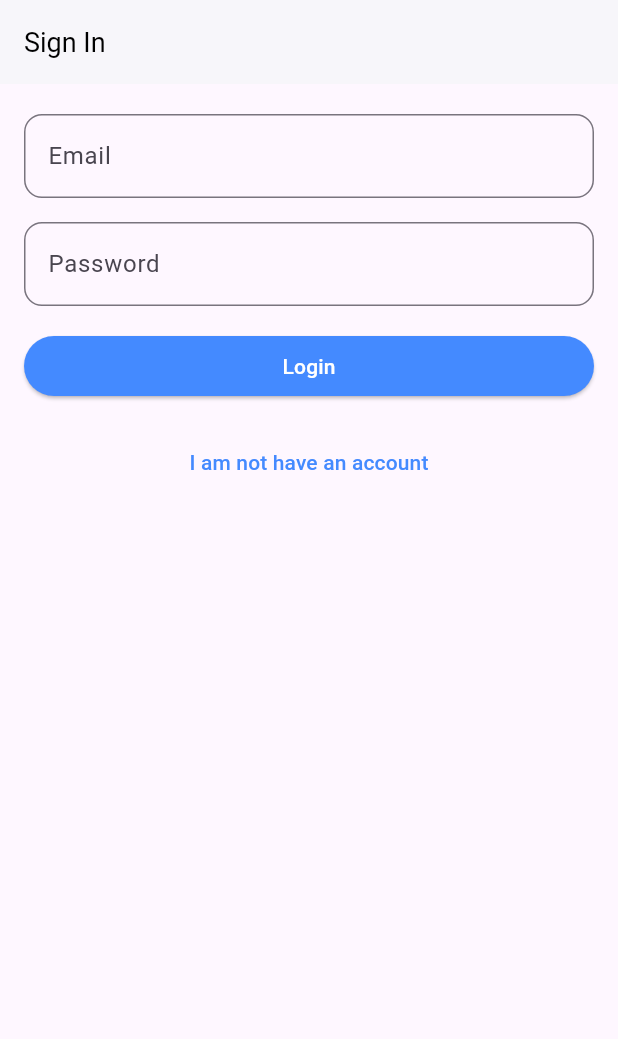
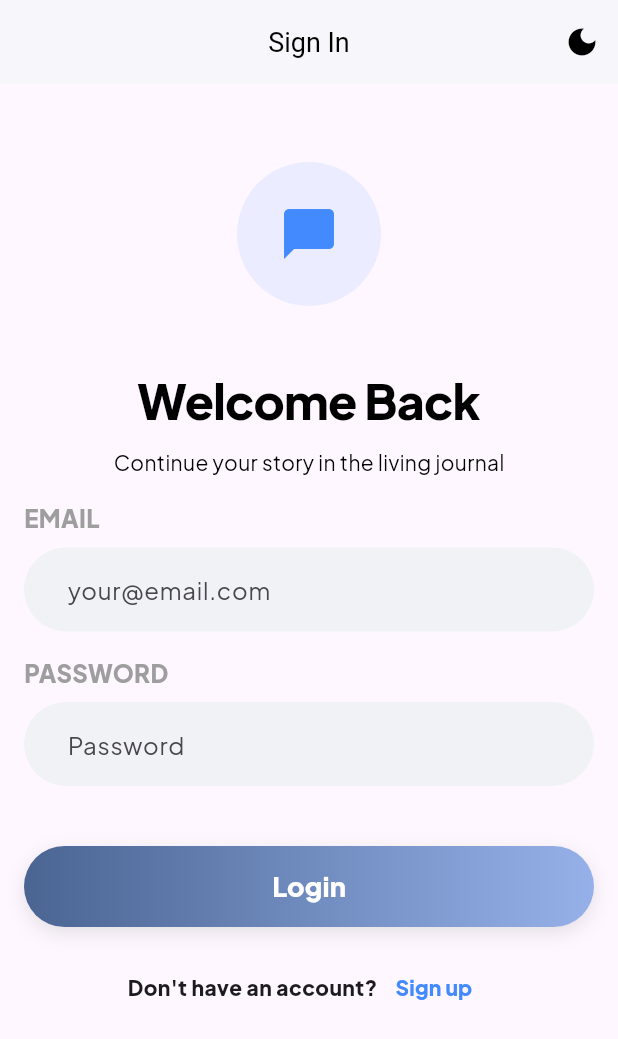
Before and after one commit to hieu555x/Chatify, a Flutter app: the screen it shows after launch, on a phone screen of 412 x 824 dp. Shown: the top 1039 px of the screen. Run offline on Flutter 3.47's test engine with Material 3 defaults, Android fonts, the phone set to English and light mode, and no system bars; our stand-ins replace flutter_bloc, flutter_local_notifications, google_fonts, image_picker, shared_preferences, supabase_flutter and 1 more; accounts and stored records are empty.

Commit message:
Revamp themes and login UI; add google_fonts

```diff
--- a/lib/constant.dart
+++ b/lib/constant.dart
@@ -1,4 +1,5 @@
 import 'package:flutter/material.dart';
+import 'package:google_fonts/google_fonts.dart';
 import 'package:supabase_flutter/supabase_flutter.dart';
 
 final supabase = Supabase.instance.client;
@@ -11,8 +12,15 @@ const formPadding = EdgeInsets.symmetric(vertical: 20, horizontal: 16);
 
 const unexpectedErrorMessage = "Unexpected error occurred";
 
+final buttonGradient = const LinearGradient(
+  colors: [Color(0xFF4A6592), Color(0xFF96B1E9)],
+  begin: Alignment.centerLeft,
+  end: Alignment.centerRight,
+);
+
 final lightTheme = ThemeData.light().copyWith(
   primaryColorDark: Colors.blueAccent,
+  textTheme: GoogleFonts.plusJakartaSansTextTheme(ThemeData.light().textTheme),
   appBarTheme: AppBarTheme(
     elevation: 1,
     backgroundColor: Colors.white,
@@ -30,16 +38,13 @@ final lightTheme = ThemeData.light().copyWith(
     ),
   ),
   inputDecorationTheme: InputDecorationTheme(
-    floatingLabelStyle: TextStyle(color: Colors.blueAccent),
+    filled: true,
+    fillColor: const Color(0xFFF0F2F5),
     border: OutlineInputBorder(
-      borderRadius: BorderRadius.circular(12),
-      borderSide: BorderSide(color: Colors.grey, width: 2),
+      borderRadius: BorderRadius.circular(30),
+      borderSide: BorderSide.none,
     ),
-    focusColor: Colors.blueAccent,
-    focusedBorder: OutlineInputBorder(
-      borderRadius: BorderRadius.circular(12),
-      borderSide: BorderSide(color: Colors.blueAccent, width: 2),
-    ),
+    contentPadding: const EdgeInsets.symmetric(horizontal: 25, vertical: 16),
   ),
 );
 
@@ -47,6 +52,8 @@ final darkTheme = ThemeData.dark().copyWith(
   scaffoldBackgroundColor: const Color(0xFF121212),
 
   primaryColor: Colors.blueAccent,
+
+  textTheme: GoogleFonts.plusJakartaSansTextTheme(ThemeData.dark().textTheme),
 
   appBarTheme: const AppBarTheme(
     elevation: 0,
@@ -77,19 +84,11 @@ final darkTheme = ThemeData.dark().copyWith(
   inputDecorationTheme: InputDecorationTheme(
     filled: true,
     fillColor: const Color(0xFF1E1E1E),
-    floatingLabelStyle: const TextStyle(color: Colors.blueAccent),
     border: OutlineInputBorder(
-      borderRadius: BorderRadius.circular(12),
-      borderSide: const BorderSide(color: Colors.grey, width: 1),
+      borderRadius: BorderRadius.circular(30),
+      borderSide: BorderSide.none,
     ),
-    enabledBorder: OutlineInputBorder(
-      borderRadius: BorderRadius.circular(12),
-      borderSide: const BorderSide(color: Colors.white10, width: 1),
-    ),
-    focusedBorder: OutlineInputBorder(
-      borderRadius: BorderRadius.circular(12),
-      borderSide: const BorderSide(color: Colors.blueAccent, width: 2),
-    ),
+    contentPadding: const EdgeInsets.symmetric(horizontal: 25, vertical: 16),
   ),
 );
 
--- a/lib/view/pages/login_page.dart
+++ b/lib/view/pages/login_page.dart
@@ -1,9 +1,11 @@
 import 'dart:async';
 
 import 'package:chattify/constant.dart';
+import 'package:chattify/cubit/theme/theme_cubit.dart';
 import 'package:chattify/view/pages/register_page.dart';
 import 'package:chattify/view/pages/rooms_page.dart';
 import 'package:flutter/material.dart';
+import 'package:flutter_bloc/flutter_bloc.dart';
 import 'package:supabase_flutter/supabase_flutter.dart';
 
 class LoginPage extends StatefulWidget {
@@ -77,35 +79,143 @@ class _LoginPageState extends State<LoginPage> {
   }
 
   Widget buildUI() {
+    final bool isDark = Theme.of(context).brightness == Brightness.dark;
     return Scaffold(
-      appBar: AppBar(title: Text('Sign In')),
-      body: ListView(
+      appBar: AppBar(
+        title: Text('Sign In'),
+        centerTitle: true,
+        actions: [
+          BlocBuilder<ThemeCubit, ThemeMode>(
+            builder: (context, themeMode) {
+              return IconButton(
+                onPressed: () => context.read<ThemeCubit>().toggleTheme(),
+                icon: Icon(isDark ? Icons.light_mode : Icons.dark_mode),
+              );
+            },
+          ),
+        ],
+      ),
+      body: SingleChildScrollView(
         padding: formPadding,
+        child: Column(
+          mainAxisAlignment: MainAxisAlignment.center,
           children: [
+            SizedBox(height: 32),
+            CircleAvatar(
+              radius: 48,
+              backgroundColor: Theme.of(context).primaryColor.withOpacity(0.1),
+              child: Icon(
+                Icons.chat_bubble,
+                size: 40,
+                color: Theme.of(context).primaryColor,
+              ),
+            ),
+            SizedBox(height: 40),
+            Text(
+              "Welcome Back",
+              style: TextStyle(
+                fontSize: 32,
+                color: isDark ? Colors.white : Colors.black,
+                fontWeight: FontWeight.w900,
+                letterSpacing: -0.5,
+              ),
+            ),
+            SizedBox(height: 8),
+            Text(
+              "Continue your story in the living journal",
+              style: TextStyle(color: isDark ? Colors.white : Colors.black),
+            ),
+            formSpacer,
+            Align(
+              alignment: Alignment.centerLeft,
+              child: Text(
+                "EMAIL",
+                style: TextStyle(
+                  fontSize: 16,
+                  color: isDark ? Colors.grey : Colors.grey,
+                  fontWeight: FontWeight.w900,
+                ),
+              ),
+            ),
+            SizedBox(height: 8),
             TextFormField(
               controller: emailController,
-            decoration: InputDecoration(labelText: 'Email'),
+              decoration: InputDecoration(hintText: 'your@email.com'),
               keyboardType: TextInputType.emailAddress,
             ),
             formSpacer,
+            Align(
+              alignment: Alignment.centerLeft,
+              child: Text(
+                "PASSWORD",
+                style: TextStyle(
+                  fontSize: 16,
+                  color: isDark ? Colors.grey : Colors.grey,
+                  fontWeight: FontWeight.w900,
+                ),
+              ),
+            ),
+            SizedBox(height: 8),
             TextFormField(
               controller: passwordController,
-            decoration: InputDecoration(labelText: 'Password'),
+              decoration: InputDecoration(hintText: 'Password'),
               obscureText: true,
             ),
-          formSpacer,
-          ElevatedButton(
+            SizedBox(height: 40),
+            Container(
+              width: double.infinity,
+              height: 54,
+              decoration: BoxDecoration(
+                gradient: buttonGradient,
+                borderRadius: BorderRadius.circular(30),
+                boxShadow: [
+                  BoxShadow(
+                    color: Colors.black.withOpacity(0.1),
+                    blurRadius: 10,
+                    offset: Offset(0, 4),
+                  ),
+                ],
+              ),
+              child: ElevatedButton(
                 onPressed: isLoading ? null : signIn,
-            child: Text('Login'),
+                style: ElevatedButton.styleFrom(
+                  backgroundColor: Colors.transparent,
+                  shadowColor: Colors.transparent,
+                  shape: RoundedRectangleBorder(
+                    borderRadius: BorderRadiusGeometry.circular(30),
+                  ),
+                ),
+                child: Text(
+                  'Login',
+                  style: TextStyle(
+                    fontSize: 18,
+                    fontWeight: FontWeight.w900,
+                    color: Colors.white,
+                  ),
+                ),
+              ),
             ),
             formSpacer,
+            Row(
+              mainAxisAlignment: MainAxisAlignment.center,
+              children: [
+                Text(
+                  'Don\'t have an account?',
+                  style: TextStyle(fontWeight: FontWeight.w900),
+                ),
                 TextButton(
                   onPressed: () {
                     Navigator.of(context).push(RegisterPage.route());
                   },
-            child: Text('I am not have an account'),
+                  child: Text(
+                    'Sign up',
+                    style: TextStyle(fontWeight: FontWeight.w900),
+                  ),
                 ),
               ],
+            ),
+          ],
+        ),
       ),
     );
   }
--- a/lib/view/pages/rooms_page.dart
+++ b/lib/view/pages/rooms_page.dart
@@ -48,13 +48,9 @@ class _RoomsPageState extends State<RoomsPage> {
       final roomsCubit = context.read<RoomCubit>();
 
       if (mounted) {
-        Navigator.of(context).push(
-          ChatPage.route(
-            roomID,
-            profilesCubit,
-            roomsCubit,
-          ),
-        );
+        Navigator.of(
+          context,
+        ).push(ChatPage.route(roomID, profilesCubit, roomsCubit));
       }
     });
   }
@@ -74,6 +70,7 @@ class _RoomsPageState extends State<RoomsPage> {
     return Scaffold(
       appBar: AppBar(
         title: Text("Chatify"),
+        centerTitle: true,
         actions: [
           IconButton(
             onPressed: () => Navigator.of(context).push(ProfilePage.route()),
--- a/pubspec.yaml
+++ b/pubspec.yaml
@@ -44,6 +44,7 @@ dependencies:
   image_picker: ^1.0.7
   shared_preferences: ^2.5.5
   flutter_local_notifications: ^17.1.2
+  google_fonts: ^8.0.2
 
 dev_dependencies:
   flutter_test:
```
Also changed, not shown: lib/main.dart (line endings or trailing spaces). Lines whose indentation alone changed are shown as unchanged.
